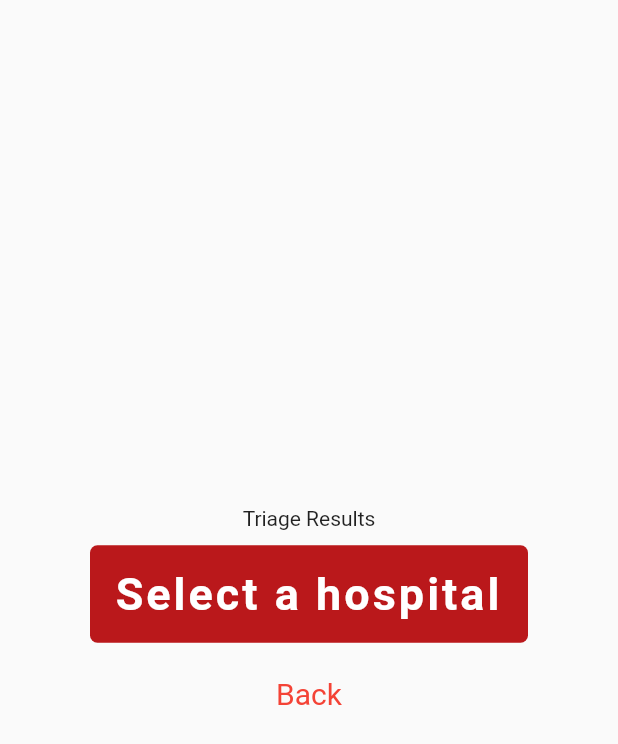
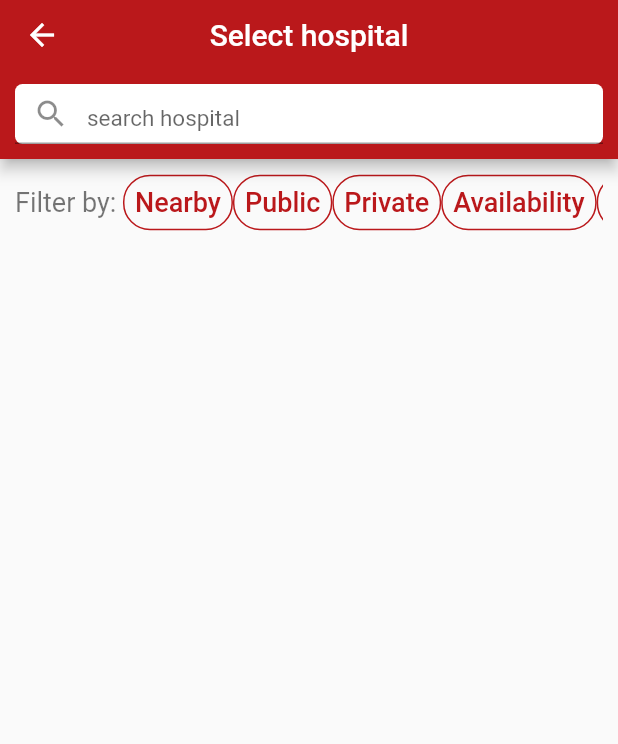
Before and after one commit to clairevillaret/MedIC-App, a Flutter app: the SelectHospital screen opened directly, after a tap on "Select a hospital", on a phone screen of 412 x 824 dp. Shown: the top 744 px of the screen. Run offline on Flutter 3.47's test engine with Material 2 defaults, Android fonts, the phone set to English and light mode, and no system bars; drawn by our look-alikes of firebase_database; our stand-ins replace firebase_core; accounts and stored records are empty.

Commit message:
added list of hospitals

```diff
--- /dev/null
+++ b/lib/list_hospital.dart
@@ -0,0 +1,264 @@
+import 'package:firebase_database/firebase_database.dart';
+import 'package:firebase_database/ui/firebase_animated_list.dart';
+import 'package:flutter/material.dart';
+
+class ListHospital extends StatefulWidget {
+  const ListHospital({Key? key}) : super(key: key);
+
+  @override
+  State<ListHospital> createState() => _ListHospitalState();
+}
+
+class _ListHospitalState extends State<ListHospital>{
+  Query dbRef = FirebaseDatabase.instance.ref().child('hospitals');
+
+  TextEditingController controller = TextEditingController();
+
+  @override
+  void initState() {
+    super.initState();
+
+  }
+
+  @override
+  Widget build(BuildContext context) {
+    Widget listItem({required Map hospital}){
+      return Container(
+        margin: const EdgeInsets.fromLTRB(5, 10, 5, 2),
+        padding: const EdgeInsets.all(10),
+        height: 140.0,
+        child: Column(
+          children: [
+            Row(
+              children: [
+                CircleAvatar(
+                  radius: 50.0,
+                  backgroundImage: NetworkImage(hospital['pic_url']),
+                  backgroundColor: Colors.transparent,
+                ),
+                const SizedBox(width: 8.0),
+                Column(
+                  mainAxisAlignment: MainAxisAlignment.start,
+                  crossAxisAlignment: CrossAxisAlignment.start,
+                  children: [
+                    Text(
+                      hospital["name"],
+                      style: const TextStyle(
+                        fontSize: 18.0,
+                        fontWeight: FontWeight.bold,
+                        height: 2.0,
+                      ),
+                    ),
+                    Row(
+                      mainAxisAlignment: MainAxisAlignment.start,
+                      crossAxisAlignment: CrossAxisAlignment.start,
+                      children: [
+                        const Text('Ambulance: ',style: TextStyle(fontSize: 16.0),),
+                        Text(
+                          hospital['ambulance'],
+                          style: const TextStyle(fontSize: 16.0),)
+                      ],
+                    ),
+                    Row(
+                      children: [
+                        const Text('ER beds: ',style: TextStyle(fontSize: 16.0),),
+                        Text(
+                          hospital["er_bed"].toString(),
+                          style: const TextStyle(fontSize: 16.0),)
+                      ],
+                    ),
+                    Row(
+                      children: [
+                        const Text('Private rooms: ',style: TextStyle(fontSize: 16.0),),
+                        Text(
+                          hospital["private_room"].toString(),
+                          style: const TextStyle(fontSize: 16.0),)
+                      ],
+                    ),
+                    Row(
+                      children: [
+                        const Text('Wards: ',style: TextStyle(fontSize: 16.0),),
+                        Text(
+                          hospital["ward"].toString(),
+                          style: const TextStyle(fontSize: 16.0),)
+                      ],
+                    ),
+                  ],
+                ),
+                //const Divider(height: 5.0, color: Colors.black38,)
+              ],
+            ),
+          ],
+        ),
+      );
+    }
+
+    return Scaffold(
+        appBar: AppBar(
+          backgroundColor: const Color(0xFFba181b),
+          centerTitle: true,
+          title: const Text(
+            'Select hospital',
+            style: TextStyle(
+              color: Colors.white,
+              fontSize: 20.0,
+            ),
+          ),
+          bottom: PreferredSize(
+            preferredSize: const Size(5, 50),
+            child: Column(
+              children: [
+                Padding(
+                  padding: const EdgeInsets.all(10),
+                  child: Container(
+                    height: 40.0,
+                    decoration: BoxDecoration(
+                      borderRadius: BorderRadius.circular(5),
+                      color: Colors.white,
+                    ),
+                    child: TextFormField(
+                      /// code to search for hospital ///
+                      controller: controller,
+                      onChanged: (text) {
+                        setState(() {
+
+                        });
+                      },
+                      decoration: const InputDecoration(
+                        prefixIcon: Icon(Icons.search),
+                        hintText: "search hospital",
+                        hintStyle: TextStyle(fontSize: 15),
+                      ),
+                    ),
+                  ),
+                )
+              ],
+            ),
+          ),
+        ),
+        body: SafeArea(
+            child: Column(
+              children: [
+                Container(
+                  alignment: Alignment.centerLeft,
+                  margin: const EdgeInsets.symmetric(vertical: 5.0, horizontal: 10.0),
+                  child: SingleChildScrollView(
+                    scrollDirection: Axis.horizontal,
+                    child: Row(
+                      children: [
+                        const Text("Filter by: ",
+                          style: TextStyle(
+                            fontSize: 18.0,
+                            color: Colors.black54,
+                          ),),
+                          TextButton(
+                              onPressed: (){},
+                            style: ButtonStyle(
+                              shape: MaterialStateProperty.all(
+                                  RoundedRectangleBorder(
+                                      borderRadius: BorderRadius.circular(18.0),
+                                  side: const BorderSide(color: Color(0xFFba181b))))
+
+                            ),
+                              child: const Text("Nearby",
+                              style: TextStyle(
+                                color: Color(0xFFba181b),
+                                fontSize: 18.0,
+                              ),),
+                          ),
+                        TextButton(
+                          onPressed: (){
+
+                          },
+                          style: ButtonStyle(
+                              shape: MaterialStateProperty.all(
+                                  RoundedRectangleBorder(
+                                      borderRadius: BorderRadius.circular(18.0),
+                                      side: const BorderSide(color: Color(0xFFba181b))))
+
+                          ),
+                          child: const Text("Public",
+                            style: TextStyle(
+                              color: Color(0xFFba181b),
+                              fontSize: 18.0,
+                            ),),
+                        ),
+                        TextButton(
+                          onPressed: (){},
+                          style: ButtonStyle(
+                              shape: MaterialStateProperty.all(
+                                  RoundedRectangleBorder(
+                                      borderRadius: BorderRadius.circular(18.0),
+                                      side: const BorderSide(color: Color(0xFFba181b))))
+
+                          ),
+                          child: const Text("Private",
+                            style: TextStyle(
+                              color: Color(0xFFba181b),
+                              fontSize: 18.0,
+                            ),),
+                        ),
+                        TextButton(
+                          onPressed: (){},
+                          style: ButtonStyle(
+                              shape: MaterialStateProperty.all(
+                                  RoundedRectangleBorder(
+                                      borderRadius: BorderRadius.circular(18.0),
+                                      side: const BorderSide(color: Color(0xFFba181b))))
+
+                          ),
+                          child: const Text("Availability",
+                            style: TextStyle(
+                              color: Color(0xFFba181b),
+                              fontSize: 18.0,
+                            ),),
+                        ),
+                        TextButton(
+                          onPressed: (){},
+                          style: ButtonStyle(
+                              shape: MaterialStateProperty.all(
+                                  RoundedRectangleBorder(
+                                      borderRadius: BorderRadius.circular(18.0),
+                                      side: const BorderSide(color: Color(0xFFba181b))))
+
+                          ),
+                          child: const Text("Specialty",
+                            style: TextStyle(
+                              color: Color(0xFFba181b),
+                              fontSize: 18.0,
+                            ),),
+                        ),
+                        ],
+                    ),
+                  ),
+                ),
+                Expanded(
+                  child: FirebaseAnimatedList(
+                    query: dbRef,
+                    itemBuilder: (BuildContext context, DataSnapshot snapshot, Animation<double> animation, int index) {
+                      Map hospital = snapshot.value as Map;
+                      hospital['key'] = snapshot.key;
+
+                      final name = snapshot.child('name').value.toString();
+
+                      if(controller.text.isEmpty){
+                        return listItem(hospital:hospital);
+                      }
+                      else if(name.toLowerCase().contains(controller.text.toLowerCase())){
+                        return listItem(hospital: hospital);
+                      }
+                      else{
+                        return Container(
+                          color: Colors.white,
+                        );
+                      }
+                    },
+                  ),
+                ),
+              ],
+            ),
+        )
+    );
+
+  }
+}
--- a/lib/main.dart
+++ b/lib/main.dart
@@ -2,15 +2,12 @@ import 'package:firebase_core/firebase_core.dart';
 import 'package:medic/home_screen.dart';
 import 'package:flutter/material.dart';
 
-// void main() {
-//   runApp(MyApp());
-// }
 
 Future main() async {
   WidgetsFlutterBinding.ensureInitialized();
   await Firebase.initializeApp();
 
-  runApp(MyApp());
+  runApp(const MyApp());
 }
 
 class MyApp extends StatelessWidget {
--- a/lib/select_hospital.dart
+++ b/lib/select_hospital.dart
@@ -1,4 +1,5 @@
 import 'package:flutter/material.dart';
+import 'package:medic/list_hospital.dart';
 import 'package:medic/triage_screen.dart';
 
 class SelectHospital extends StatefulWidget {
@@ -20,7 +21,9 @@ class _SelectHospitalState extends State<SelectHospital>{
         children: [
           const Text("Triage Results"),
           RawMaterialButton(
-            onPressed: () {},
+            onPressed: () {
+              Navigator.push(context, MaterialPageRoute(builder: (context) => const ListHospital()));
+            },
             child: Container(
                 width: MediaQuery.of(context).size.width,
                 margin: const EdgeInsets.symmetric(vertical: 10.0, horizontal: 60.0),
--- a/pubspec.yaml
+++ b/pubspec.yaml
@@ -37,6 +37,7 @@ dependencies:
 
   #Firebase database
   cloud_firestore: ^4.1.0
+  firebase_database: ^10.0.6
 
 dev_dependencies:
   flutter_test:
```
Also changed, not shown: pubspec.lock, 1 other file.
